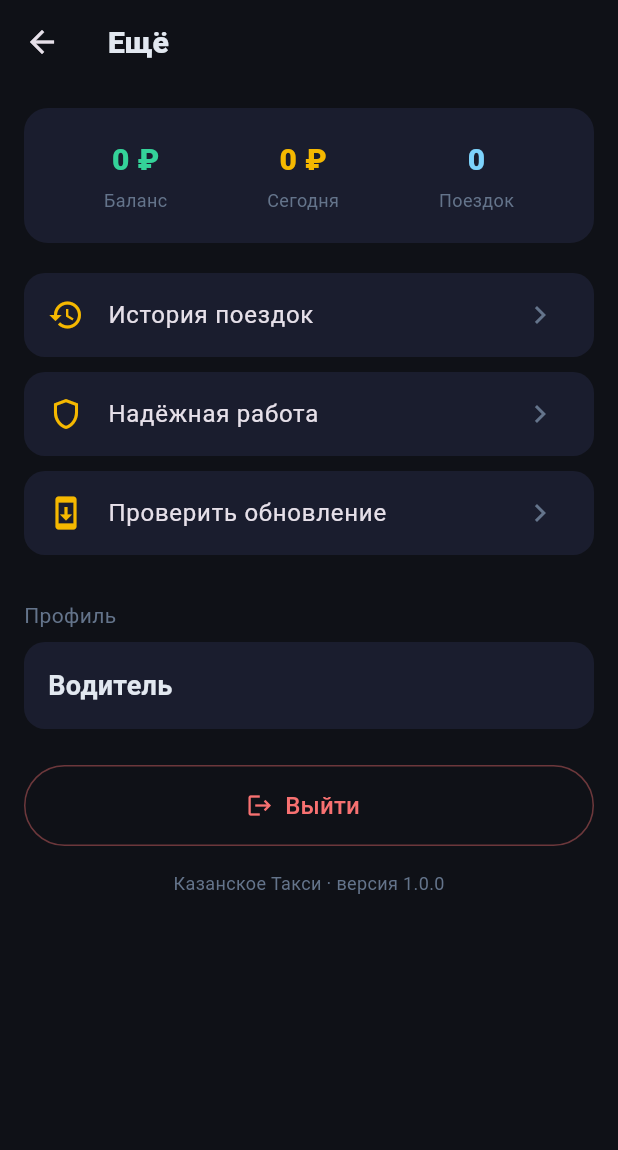
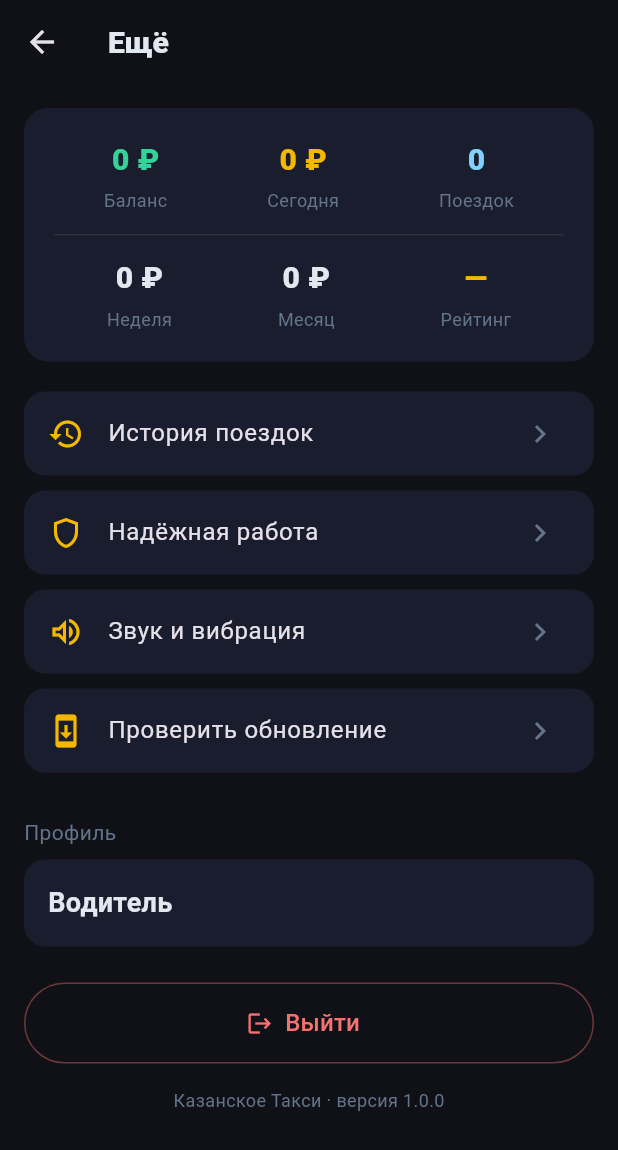
Before and after one commit to KPAVCHENKO/taxi, a Flutter app: the MoreScreen screen opened directly, on a phone screen of 412 x 824 dp. Shown: the top 1150 px of the screen. Run offline on Flutter 3.47's test engine with Material 3 defaults, Android fonts, the phone set to English and light mode, and no system bars; our stand-ins replace dio, firebase_core, firebase_messaging, flutter_local_notifications, flutter_riverpod, flutter_secure_storage and 5 more; missing offline and left inert: flutter_foreground_task, flutter_ringtone_player, webview_flutter_android; accounts and stored records are empty.

Commit message:
Приложение водителя v4: навигатор, «Я на месте», заработок нед/мес + рейтинг, настройки звука
- 🧭 «Маршрут» → Яндекс.Навигатор/2ГИС/карты (координаты заказа или адрес)
- «Я на месте» → push пассажиру «водитель подъехал»
- В «Ещё»: заработок за неделю/месяц + рейтинг ⭐
- Настройки «Звук/Вибрация входящего заказа» (flutter_ringtone_player), versionCode 4

Co-Authored-By: Claude Opus 4.8 <noreply@anthropic.com>

```diff
--- a/driver_app/lib/config/config.dart
+++ b/driver_app/lib/config/config.dart
@@ -8,7 +8,7 @@ class AppConfig {
 
   /// Код версии этой сборки. Поднимайте вместе с versionCode в build.gradle —
   /// приложение сверяет его с /api/driver/app-version и предлагает обновиться.
-  static const int appVersionCode = 3;
+  static const int appVersionCode = 4;
 
   // ── Тайминги ───────────────────────────────────────────────────────────────
   /// Таймер кольца на экране входящего заказа.
--- a/driver_app/lib/data/repositories/orders_repository.dart
+++ b/driver_app/lib/data/repositories/orders_repository.dart
@@ -31,6 +31,9 @@ class OrdersRepository {
   Future<ActionResult> cancel(int orderId) =>
       _post('/driver/order/$orderId/cancel');
 
+  Future<ActionResult> arrived(int orderId) =>
+      _post('/driver/order/$orderId/arrived');
+
   Future<ActionResult> setOnline(bool online) =>
       _post('/driver/status', data: {'online': online});
 
--- a/driver_app/lib/features/more/more_screen.dart
+++ b/driver_app/lib/features/more/more_screen.dart
@@ -10,6 +10,7 @@ import '../../state/orders_controller.dart';
 import '../../state/providers.dart';
 import '../history/history_screen.dart';
 import '../instructions/instructions_screen.dart';
+import '../settings/settings_screen.dart';
 
 class MoreScreen extends ConsumerWidget {
   const MoreScreen({super.key});
@@ -22,12 +23,14 @@ class MoreScreen extends ConsumerWidget {
       body: ListView(
         padding: const EdgeInsets.all(16),
         children: [
-          _balanceCard(ui.data.balance, ui.data.todayEarnings, ui.data.completedCount),
+          _statsCard(ui.data),
           const SizedBox(height: 20),
           _tile(context, Icons.history, 'История поездок',
               () => _push(context, const HistoryScreen())),
           _tile(context, Icons.shield_outlined, 'Надёжная работа',
               () => _push(context, const InstructionsScreen())),
+          _tile(context, Icons.volume_up_outlined, 'Звук и вибрация',
+              () => _push(context, const SettingsScreen())),
           _tile(context, Icons.system_update, 'Проверить обновление',
               () => runUpdateCheck(context, manual: true)),
           const SizedBox(height: 20),
@@ -80,19 +83,33 @@ class MoreScreen extends ConsumerWidget {
     );
   }
 
-  Widget _balanceCard(int balance, int today, int completed) {
+  Widget _statsCard(dynamic d) {
+    final rating = d.rating == null ? '—' : '⭐ ${d.rating}';
     return Container(
       padding: const EdgeInsets.all(20),
       decoration: BoxDecoration(
         color: AppColors.surface,
         borderRadius: BorderRadius.circular(16),
       ),
-      child: Row(
-        mainAxisAlignment: MainAxisAlignment.spaceAround,
+      child: Column(
         children: [
-          _stat('$balance ₽', 'Баланс', AppColors.green),
-          _stat('$today ₽', 'Сегодня', AppColors.accent),
-          _stat('$completed', 'Поездок', AppColors.blue),
+          Row(
+            mainAxisAlignment: MainAxisAlignment.spaceAround,
+            children: [
+              _stat('${d.balance} ₽', 'Баланс', AppColors.green),
+              _stat('${d.todayEarnings} ₽', 'Сегодня', AppColors.accent),
+              _stat('${d.completedCount}', 'Поездок', AppColors.blue),
+            ],
+          ),
+          const Padding(padding: EdgeInsets.symmetric(vertical: 14), child: Divider(color: Color(0x14FFFFFF), height: 1)),
+          Row(
+            mainAxisAlignment: MainAxisAlignment.spaceAround,
+            children: [
+              _stat('${d.weekEarnings} ₽', 'Неделя', AppColors.text),
+              _stat('${d.monthEarnings} ₽', 'Месяц', AppColors.text),
+              _stat(rating, 'Рейтинг', AppColors.accent),
+            ],
+          ),
         ],
       ),
     );
--- a/driver_app/lib/main.dart
+++ b/driver_app/lib/main.dart
@@ -8,6 +8,7 @@ import 'core/fgs/shift_service.dart';
 import 'core/network/dio_client.dart';
 import 'core/push/notifications.dart';
 import 'core/push/push_service.dart';
+import 'core/storage/prefs.dart';
 import 'core/storage/token_storage.dart';
 import 'state/providers.dart';
 
@@ -19,6 +20,7 @@ Future<void> main() async {
 
   await Notifications.instance.init();
   await ShiftService.init();
+  await Prefs.load();
 
   final container = ProviderContainer();
 
--- a/driver_app/lib/state/orders_controller.dart
+++ b/driver_app/lib/state/orders_controller.dart
@@ -155,6 +155,12 @@ class OrdersController extends StateNotifier<OrdersUi> {
     return r;
   }
 
+  Future<ActionResult> markArrived(int orderId) async {
+    final r = await _repo.arrived(orderId);
+    await refresh(silent: true);
+    return r;
+  }
+
   void dismissIncoming(int orderId) {
     final s = {..._ref.read(dismissedOrderIdsProvider), orderId};
     _ref.read(dismissedOrderIdsProvider.notifier).state = s;
--- a/driver_app/pubspec.yaml
+++ b/driver_app/pubspec.yaml
@@ -1,7 +1,7 @@
 name: kazanskoe_driver
 description: "Приложение водителя «Казанское Такси»"
 publish_to: 'none'
-version: 1.0.2+3
+version: 1.0.3+4
 
 environment:
   sdk: '>=3.3.0 <4.0.0'
@@ -37,6 +37,7 @@ dependencies:
   url_launcher: ^6.3.0
   intl: ^0.19.0
   vibration: ^2.0.0
+  flutter_ringtone_player: ^4.0.0+3
 
 dev_dependencies:
   flutter_lints: ^4.0.0
```
Also changed, not shown: driver_app/lib/core/nav/navigation.dart (added, +26 -0 lines), driver_app/lib/core/storage/prefs.dart (added, +28 -0 lines), driver_app/lib/data/models/order.dart (+12 -0 lines), driver_app/lib/data/models/orders_state.dart (+16 -0 lines), driver_app/lib/features/incoming_call/incoming_call_screen.dart (+21 -9 lines), driver_app/lib/features/settings/settings_screen.dart (added, +50 -0 lines), driver_app/lib/features/shift/shift_screen.dart (+53 -11 lines), 1 other file.
